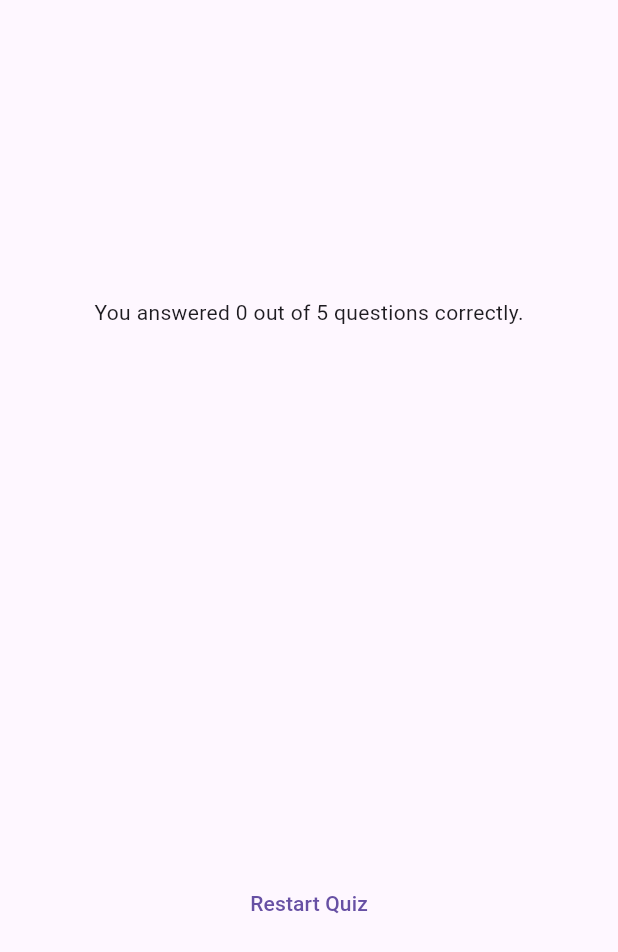
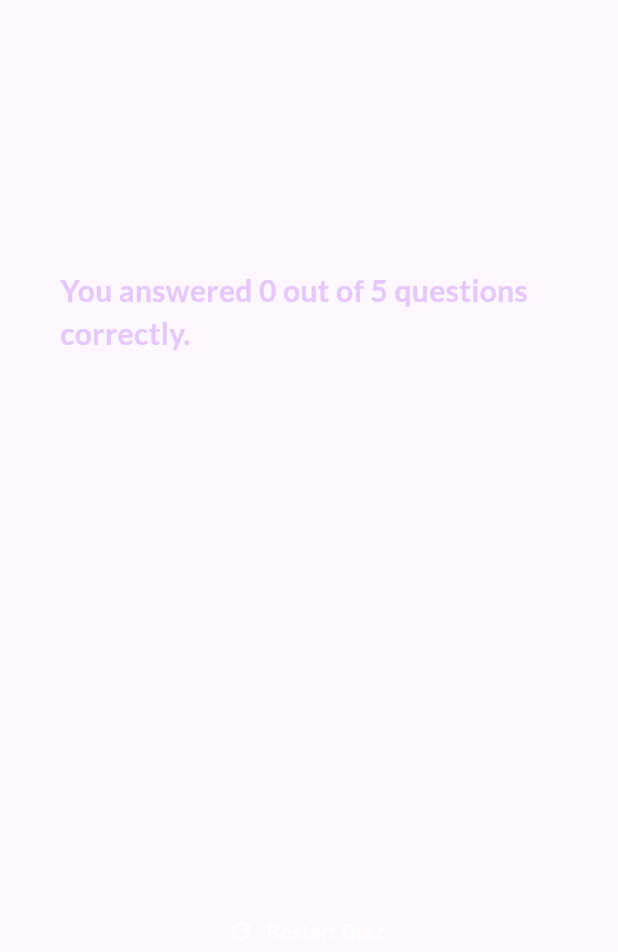
Before and after one commit to muticansel/quiz_game_flutter, a Flutter app: the ResultScreen widget shown alone on an empty page, opened directly with empty values, on a phone screen of 412 x 824 dp. Shown: the top 952 px of the screen. Run offline on Flutter 3.47's test engine with Material 3 defaults, Android fonts, the phone set to English and light mode, and no system bars; our stand-ins replace google_fonts.

Commit message:
feat: add missing styles and some functionality for result screen

```diff
--- /dev/null
+++ b/lib/questiions_summary/questions_summary.dart
@@ -0,0 +1,25 @@
+import 'package:flutter/material.dart';
+
+import 'package:quiz_game/questiions_summary/summary_item.dart';
+
+class QuestionsSummary extends StatelessWidget {
+  const QuestionsSummary(this.summaryData, {super.key});
+
+  final List<Map<String, Object>> summaryData;
+
+  @override
+  Widget build(BuildContext context) {
+    return SizedBox(
+      height: 300,
+      child: SingleChildScrollView(
+        child: Column(
+          children: summaryData.map(
+            (data) {
+              return SummaryItem(data);
+            },
+          ).toList(),
+        ),
+      ),
+    );
+  }
+}
--- a/lib/results_screen.dart
+++ b/lib/results_screen.dart
@@ -1,20 +1,22 @@
 import 'package:flutter/material.dart';
+import 'package:google_fonts/google_fonts.dart';
 
 import 'package:quiz_game/data/questions.dart';
-import 'package:quiz_game/questions_summary.dart';
+import 'package:quiz_game/questiions_summary/questions_summary.dart';
 
 class ResultScreen extends StatelessWidget {
   const ResultScreen({
     super.key,
     required this.chosenAnswers,
+    required this.onRestart,
   });
 
   final List<String> chosenAnswers;
+  final void Function() onRestart;
 
   List<Map<String, Object>> getSummaryData() {
     final List<Map<String, Object>> summary = [];
 
-    print(chosenAnswers);
     for (var i = 0; i < chosenAnswers.length; i++) {
       summary.add({
         'question_index': i,
@@ -43,7 +45,13 @@ class ResultScreen extends StatelessWidget {
           mainAxisAlignment: MainAxisAlignment.center,
           children: [
             Text(
-                'You answered $numberOfCorrectQuestions out of $numberOfTotalQuestions questions correctly.'),
+              'You answered $numberOfCorrectQuestions out of $numberOfTotalQuestions questions correctly.',
+              style: GoogleFonts.lato(
+                color: const Color.fromARGB(255, 230, 200, 253),
+                fontSize: 20,
+                fontWeight: FontWeight.bold,
+              ),
+            ),
             const SizedBox(
               height: 30,
             ),
@@ -51,9 +59,13 @@ class ResultScreen extends StatelessWidget {
             const SizedBox(
               height: 30,
             ),
-            TextButton(
-              onPressed: () {},
-              child: const Text('Restart Quiz'),
+            TextButton.icon(
+              onPressed: onRestart,
+              style: TextButton.styleFrom(
+                foregroundColor: Colors.white,
+              ),
+              icon: const Icon(Icons.refresh),
+              label: const Text('Restart Quiz'),
             ),
           ],
         ),
```
Also changed, not shown: lib/questiions_summary/question_identifier.dart (added, +36 -0 lines), lib/questiions_summary/summary_item.dart (added, +54 -0 lines), lib/questions_summary.dart (deleted, +0 -39 lines), lib/quiz.dart (+8 -0 lines).
